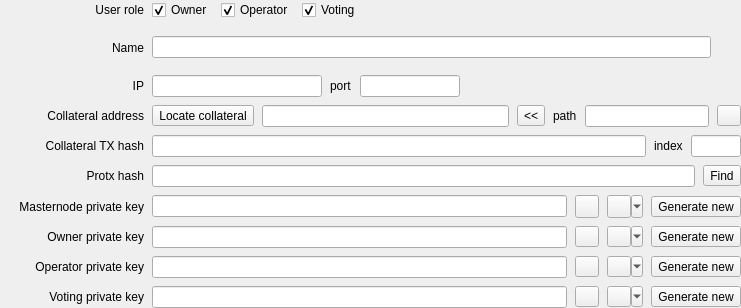
Above: src/ui/ui_masternode_details.ui from Bertrand256/dash-masternode-tool before the change. Below: the same form after it.
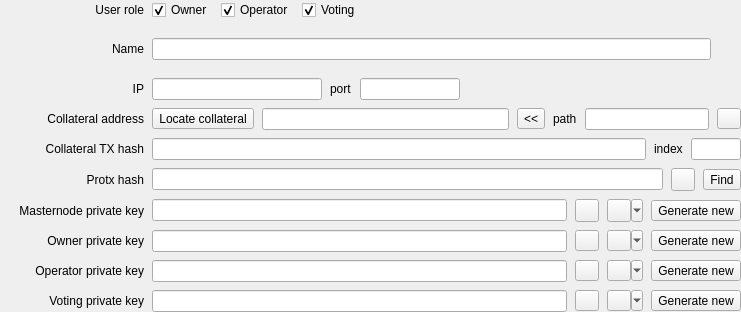
That is the form after the change.

The edit to the form file:
```diff
--- a/src/ui/ui_masternode_details.ui
+++ b/src/ui/ui_masternode_details.ui
@@ -7,7 +7,7 @@
     <x>0</x>
     <y>0</y>
     <width>741</width>
-    <height>308</height>
+    <height>312</height>
    </rect>
   </property>
   <property name="sizePolicy">
@@ -413,6 +413,16 @@
           </property>
          </widget>
         </item>
+        <item>
+         <widget class="QToolButton" name="btnCopyProtxHash">
+          <property name="toolTip">
+           <string>Copy protx hash to clipboard</string>
+          </property>
+          <property name="text">
+           <string/>
+          </property>
+         </widget>
+        </item>
         <item>
          <widget class="QToolButton" name="btnFindDMNTxHash">
           <property name="toolTip">
```
